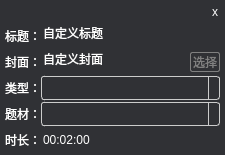
huizhang556/pc-video-player, file VideoPlayer/creator/FilesItem.ui: the form before one commit.
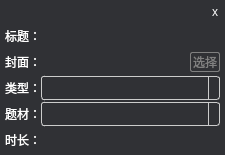
The form after the commit. The open tabs and pages were chosen to show the change. Icons and pictures are not drawn.

Commit message: 修改了上传的逻辑和图片显示（自定义+默认图片上传）

The edit to the form file:
```diff
--- a/VideoPlayer/creator/FilesItem.ui
+++ b/VideoPlayer/creator/FilesItem.ui
@@ -489,6 +489,16 @@
 background-color: transparent;
 }
 
+#lineEdit_displaycover
+{
+color: white;
+}
+
+#lineEdit_displaycover:hover
+{
+color: #2bde57;
+}
+
 #pushButton_opencover
 {
 color: gray;
@@ -623,7 +633,7 @@
                <string notr="true"/>
               </property>
               <property name="text">
-               <string>自定义标题</string>
+               <string/>
               </property>
              </widget>
             </item>
@@ -674,7 +684,7 @@
                <string notr="true"/>
               </property>
               <property name="text">
-               <string>自定义封面</string>
+               <string/>
               </property>
              </widget>
             </item>
@@ -822,7 +832,7 @@
                </size>
               </property>
               <property name="text">
-               <string>00:02:00</string>
+               <string/>
               </property>
              </widget>
             </item>
```
Left out of the diff: 2 changed lines with no effect on the pictures. The commit also changes 35 other files.
